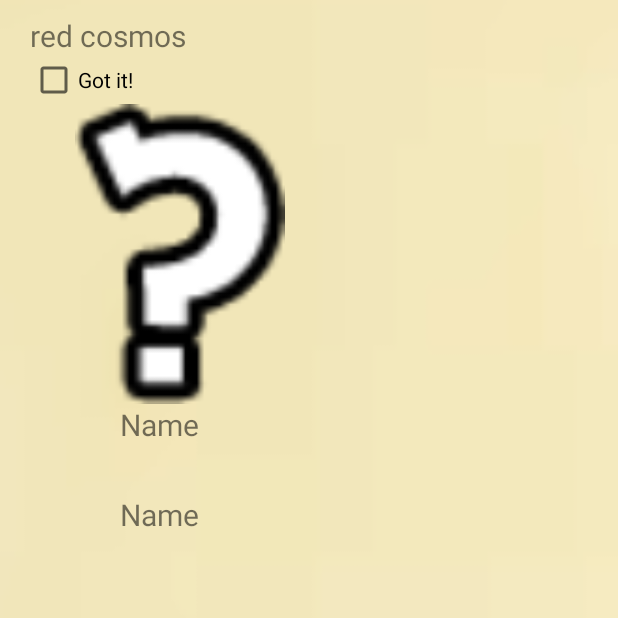
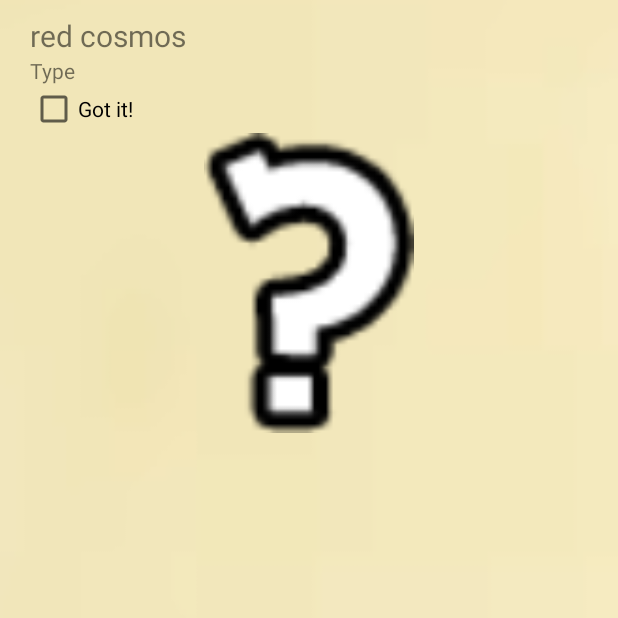
Before and after one commit to KevinCCucumber/HorizonpediaJavaEdition, an Android app: the FlowerList screen opened directly, with no data from a screen before it, after a tap on "red cosmos", on a phone screen of 412 x 824 dp, the top half of it. Run offline under Robolectric (Android 15) with nearby library versions, the light colour scheme and no system bars; our stand-ins replace AdMob.

Commit message:
Added Fish Shadows Added Flowers

```diff
--- a/app/src/main/java/com/ac_companion/wegner/FlowerDetails.java
+++ b/app/src/main/java/com/ac_companion/wegner/FlowerDetails.java
@@ -3,6 +3,7 @@ package com.ac_companion.wegner;
 import android.content.Intent;
 import android.graphics.Color;
 import android.os.Bundle;
+import android.view.View;
 import android.widget.CheckBox;
 import android.widget.CompoundButton;
 import android.widget.ImageView;
@@ -57,7 +58,64 @@ public class FlowerDetails extends AppCompatActivity {
         ivBild.setImageResource(localFlower.getImgIDDetailed());
 
         //Wenn der Blumentyp Hybrid ist, müssen hier die Eltern gesetzt werden:
+        TextView tvName = findViewById(R.id.nameviewflowerdetails);
+        TextView tvType = findViewById(R.id.typeviewflowerdetails);
+        ImageView tvRelative1_1 = findViewById(R.id.relative1view1details);
+        ImageView tvRelative1_2 = findViewById(R.id.relative1view2details);
+        ImageView tvRelative2_1 = findViewById(R.id.relative2view1details);
+        ImageView tvRelative2_2 = findViewById(R.id.relative2view2details);
+        ImageView tvRelative3_1 = findViewById(R.id.relative3view1details);
+        ImageView tvRelative3_2 = findViewById(R.id.relative3view2details);
+        TextView tvX0 = findViewById(R.id.viewX1details);
+        TextView tvX1 = findViewById(R.id.viewX2details);
+        TextView tvX2 = findViewById(R.id.viewX3details);
+        TextView tvstar0 = findViewById(R.id.viewstar1details);
+        TextView tvstar1 = findViewById(R.id.viewstar2details);
+        ImageView ivNeedsCan = findViewById(R.id.goldencandetails);
 
+        ivBild.setImageResource(localFlower.getImgID());
+        tvName.setText(localFlower.getName());
+        //tvType.setText(localFlower.getFlowerType());
+
+        if (localFlower.getNeedsGoldenCan()){
+            ivNeedsCan.setVisibility(View.VISIBLE);
+            ivNeedsCan.setImageResource(R.drawable.toolwateringgold);
+        }
+        if(localFlower.getNeedsBredFlower()){
+            tvstar0.setVisibility(View.VISIBLE);
+            tvstar1.setVisibility(View.VISIBLE);
+        }
+
+        int relative1_1ID = -1, relative1_2ID = -1, relative2_1ID = -1, relative2_2ID = -1, relative3_1ID = -1, relative3_2ID = -1;
+        ArrayList<Integer> relatives;
+        relatives = localFlower.getRelatives();
+
+        for (int i = 0; i<relatives.size();i++) {
+            switch (i){
+                case 0:  relative1_1ID = relatives.get(i);
+                    tvX0.setVisibility(View.VISIBLE);
+                    tvRelative1_1.setImageResource(Util.globalFlowerList.get(relative1_1ID).getImgID());
+                    break;
+                case 1:  relative1_2ID = relatives.get(i);
+                    tvRelative1_2.setImageResource(Util.globalFlowerList.get(relative1_2ID).getImgID());
+                    break;
+                case 2:  relative2_1ID= relatives.get(i);
+                    tvRelative2_1.setImageResource(Util.globalFlowerList.get(relative2_1ID).getImgID());
+                    tvX1.setVisibility(View.VISIBLE);
+                    break;
+                case 3:  relative2_2ID = relatives.get(i);
+                    tvRelative2_2.setImageResource(Util.globalFlowerList.get(relative2_2ID).getImgID());
+                    break;
+                case 4:  relative3_1ID = relatives.get(i);
+                    tvRelative3_1.setImageResource(Util.globalFlowerList.get(relative3_1ID).getImgID());
+                    tvX2.setVisibility(View.VISIBLE);
+                    break;
+                case 5:  relative3_2ID = relatives.get(i);
+                    tvRelative3_2.setImageResource(Util.globalFlowerList.get(relative3_2ID).getImgID());
+                    break;
+            }
+
+        }
 
     }
 
--- a/app/src/main/java/com/ac_companion/wegner/FlowerListAdapter.java
+++ b/app/src/main/java/com/ac_companion/wegner/FlowerListAdapter.java
@@ -12,8 +12,6 @@ import android.widget.TextView;
 
 import androidx.annotation.NonNull;
 import androidx.annotation.Nullable;
-
-import org.w3c.dom.Text;
 
 import java.util.ArrayList;
 
@@ -46,34 +44,57 @@ public class FlowerListAdapter extends ArrayAdapter<Flower> {
         ImageView ivBild = convertView.findViewById(R.id.iconviewflower);
         TextView tvName = convertView.findViewById(R.id.nameviewflower);
         TextView tvType = convertView.findViewById(R.id.typeviewflower);
-        TextView tvRelative1 = convertView.findViewById(R.id.relative1view);
-        TextView tvRelative2 = convertView.findViewById(R.id.relative2view);
-        TextView tvX = convertView.findViewById(R.id.viewX);
+        ImageView tvRelative1_1 = convertView.findViewById(R.id.relative1view1);
+        ImageView tvRelative1_2 = convertView.findViewById(R.id.relative1view2);
+        ImageView tvRelative2_1 = convertView.findViewById(R.id.relative2view1);
+        ImageView tvRelative2_2 = convertView.findViewById(R.id.relative2view2);
+        ImageView tvRelative3_1 = convertView.findViewById(R.id.relative3view1);
+        ImageView tvRelative3_2 = convertView.findViewById(R.id.relative3view2);
+        TextView tvX0 = convertView.findViewById(R.id.viewX1);
+        TextView tvX1 = convertView.findViewById(R.id.viewX2);
+        TextView tvX2 = convertView.findViewById(R.id.viewX3);
         ImageView ivNeedsCan = convertView.findViewById(R.id.goldencan);
 
         ivBild.setImageResource(getItem(position).getImgID());
         tvName.setText(name);
         tvType.setText(type);
 
-        if (!getItem(position).getRelatives().isEmpty()){
-            tvRelative1.setVisibility(View.VISIBLE);
-            tvRelative2.setVisibility(View.VISIBLE);
-            tvX.setVisibility(View.VISIBLE);
-        }
         if (getItem(position).getNeedsGoldenCan()){
             ivNeedsCan.setVisibility(View.VISIBLE);
             ivNeedsCan.setImageResource(R.drawable.toolwateringgold);
         }
-        int relative1ID, relative2ID;
+
+        int relative1_1ID = -1, relative1_2ID = -1, relative2_1ID = -1, relative2_2ID = -1, relative3_1ID = -1, relative3_2ID = -1;
         ArrayList<Integer> relatives;
         relatives = getItem(position).getRelatives();
-        relative1ID = relatives.get(0);
-        relative2ID = relatives.get(1);
-        Util.getGlobalFlowerList().get(relative1ID).getName();
 
-        tvRelative1.setText(Util.getGlobalFlowerList().get(relative1ID).getName());
-        tvRelative2.setText(Util.getGlobalFlowerList().get(relative2ID).getName());
-        tvX.setVisibility(View.VISIBLE);
+        for (int i = 0; i<relatives.size();i++) {
+            switch (i){
+                case 0:  relative1_1ID = relatives.get(i);
+                    tvX0.setVisibility(View.VISIBLE);
+                    tvRelative1_1.setImageResource(Util.globalFlowerList.get(relative1_1ID).getImgID());
+                    break;
+                case 1:  relative1_2ID = relatives.get(i);
+                    tvRelative1_2.setImageResource(Util.globalFlowerList.get(relative1_2ID).getImgID());
+                    break;
+                case 2:  relative2_1ID= relatives.get(i);
+                    tvRelative2_1.setImageResource(Util.globalFlowerList.get(relative2_1ID).getImgID());
+                    tvX1.setVisibility(View.VISIBLE);
+                    break;
+                case 3:  relative2_2ID = relatives.get(i);
+                    tvRelative2_2.setImageResource(Util.globalFlowerList.get(relative2_2ID).getImgID());
+                    break;
+                case 4:  relative3_1ID = relatives.get(i);
+                    tvRelative3_1.setImageResource(Util.globalFlowerList.get(relative3_1ID).getImgID());
+                    tvX2.setVisibility(View.VISIBLE);
+                    break;
+                case 5:  relative3_2ID = relatives.get(i);
+                    tvRelative3_2.setImageResource(Util.globalFlowerList.get(relative3_2ID).getImgID());
+                    break;
+            }
+
+        }
+
 
 
         boolean isCaught = Util.loadBoolFromPref("Flower", Integer.toString(getItem(position).getId()), Context.MODE_PRIVATE,mContext);
--- a/app/src/main/res/layout/activity_flower_details.xml
+++ b/app/src/main/res/layout/activity_flower_details.xml
@@ -27,6 +27,14 @@
                 android:id="@+id/nameviewflowerdetails"
                 android:textSize="20sp"
                 android:layout_weight="20"/>
+            <TextView
+                android:gravity="left"
+                android:text="Type"
+                android:layout_width="wrap_content"
+                android:layout_height="wrap_content"
+                android:id="@+id/typeviewflower"
+                android:layout_below="@+id/typeviewflowerdetails"
+                android:layout_weight="35"/>
             <CheckBox
                 android:id="@+id/checkBoxGotFlower"
                 android:layout_width="wrap_content"
@@ -40,76 +48,100 @@
             android:layout_height="wrap_content">
             <ImageView
                 android:id="@+id/imagedetailsflower"
-                android:layout_width="200dp"
+                android:layout_width="match_parent"
                 android:layout_height="200dp"/>
         </LinearLayout>
 
+
         <LinearLayout
-            android:layout_width="match_parent"
-            android:layout_height="wrap_content"
-            android:orientation="horizontal">
-
+            android:layout_gravity="center_horizontal"
+            android:orientation="vertical"
+            android:layout_width="wrap_content"
+            android:layout_height="match_parent"
+            android:layout_weight="1">
+            <LinearLayout
+                android:layout_width="wrap_content"
+                android:layout_height="wrap_content">
                 <ImageView
                     android:layout_width="60dp"
                     android:layout_height="60dp"
-                android:id="@+id/flowerimagedetailparent1"/>
-            <LinearLayout
-                android:layout_width="match_parent"
-                android:layout_height="wrap_content"
-                android:orientation="vertical">
+                    android:id="@+id/relative1view1details"/>
                 <TextView
-                    android:gravity="left"
-                    android:textAlignment="gravity"
-                    android:text="Name"
+                    android:gravity="center_horizontal"
+                    android:textAlignment="center"
+                    android:visibility="gone"
+                    android:id="@+id/viewstar1details"
+                    android:text="*"
                     android:layout_width="wrap_content"
-                    android:layout_height="wrap_content"
-                    android:id="@+id/nameviewflowerdetails1"
-                    android:textSize="20dp"
-                    android:layout_weight="20"/>
+                    android:layout_height="60dp"
+                    android:layout_weight="30"/>
                 <TextView
-                    android:gravity="left"
-                    android:text="@string/flowertypemustbeBred"
+                    android:gravity="center_horizontal"
+                    android:textAlignment="center"
                     android:visibility="invisible"
-                    android:layout_width="wrap_content"
-                    android:layout_height="wrap_content"
-                    android:id="@+id/flowerdetailsparent1type"
-                    android:layout_below="@+id/nameviewflower"
-                    android:layout_weight="35"/>
-            </LinearLayout>
-        </LinearLayout>
-
-        <LinearLayout
-            android:layout_width="match_parent"
-            android:layout_height="wrap_content"
-            android:orientation="horizontal">
-
+                    android:id="@+id/viewX1details"
+                    android:text="x"
+                    android:textSize="40dp"
+                    android:layout_width="60dp"
+                    android:layout_height="60dp"
+                    android:layout_weight="30"/>
                 <ImageView
                     android:layout_width="60dp"
                     android:layout_height="60dp"
-                android:id="@+id/flowerimagedetailparent2"/>
+                    android:id="@+id/relative1view2details"/>
+                <TextView
+                    android:gravity="center_horizontal"
+                    android:textAlignment="center"
+                    android:visibility="gone"
+                    android:id="@+id/viewstar2details"
+                    android:text="*"
+                    android:layout_width="wrap_content"
+                    android:layout_height="60dp"
+                    android:layout_weight="30"/>
+            </LinearLayout>
             <LinearLayout
-                android:layout_width="match_parent"
-                android:layout_height="wrap_content"
-                android:orientation="vertical">
+                android:layout_width="wrap_content"
+                android:layout_height="wrap_content">
+                <ImageView
+                    android:layout_width="60dp"
+                    android:layout_height="60dp"
+                    android:id="@+id/relative2view1details"/>
                 <TextView
-                    android:gravity="left"
-                    android:textAlignment="gravity"
-                    android:text="Name"
+                    android:gravity="center_horizontal"
+                    android:textAlignment="center"
+                    android:visibility="invisible"
+                    android:id="@+id/viewX2details"
+                    android:textSize="40dp"
+                    android:text="x"
+                    android:layout_width="60dp"
+                    android:layout_height="60dp"
+                    android:layout_weight="30"/>
+                <ImageView
+                    android:layout_width="60dp"
+                    android:layout_height="60dp"
+                    android:id="@+id/relative2view2details"/>
+            </LinearLayout>
+            <LinearLayout
                 android:layout_width="wrap_content"
-                    android:layout_height="wrap_content"
-                    android:id="@+id/nameviewflowerdetails2"
-                    android:textSize="20dp"
-                    android:layout_weight="20"/>
+                android:layout_height="wrap_content">
+                <ImageView
+                    android:layout_width="60dp"
+                    android:layout_height="60dp"
+                    android:id="@+id/relative3view1details" />
                 <TextView
-                    android:gravity="left"
-                    android:text="@string/flowertypemustbeBred"
+                    android:gravity="center_horizontal"
+                    android:textAlignment="center"
                     android:visibility="invisible"
-                    android:layout_width="wrap_content"
-                    android:layout_height="wrap_content"
-                    android:id="@+id/typeviewflower"
-                    android:layout_below="@+id/flowerdetailsparent2type"
-                    android:layout_weight="35"/>
-            </LinearLayout>
+                    android:id="@+id/viewX3details"
+                    android:textSize="40dp"
+                    android:text="x"
+                    android:layout_width="60dp"
+                    android:layout_height="60dp"
+                    android:layout_weight="30"/>
+                <ImageView
+                    android:layout_width="60dp"
+                    android:layout_height="60dp"
+                    android:id="@+id/relative3view2details" />
             </LinearLayout>
             <ImageView
                 android:layout_width="60dp"
@@ -118,3 +150,4 @@
                 android:id="@+id/goldencandetails"/>
         </LinearLayout>
     </LinearLayout>
+</LinearLayout>
--- a/app/src/main/res/layout/activity_fossil_details.xml
+++ b/app/src/main/res/layout/activity_fossil_details.xml
@@ -31,7 +31,7 @@
                 android:id="@+id/checkBoxGotFossil"
                 android:layout_width="wrap_content"
                 android:layout_height="wrap_content"
-                android:text="@string/isCaught"
+                android:text="@string/isObtained"
                 tools:layout_editor_absoluteX="34dp"
                 tools:layout_editor_absoluteY="87dp" />
         </LinearLayout>
```
Also changed, not shown: app/src/main/res/layout/adapter_flower_view_layout.xml (+64 -26 lines), 1 other file. Lines whose indentation alone changed are shown as unchanged.
